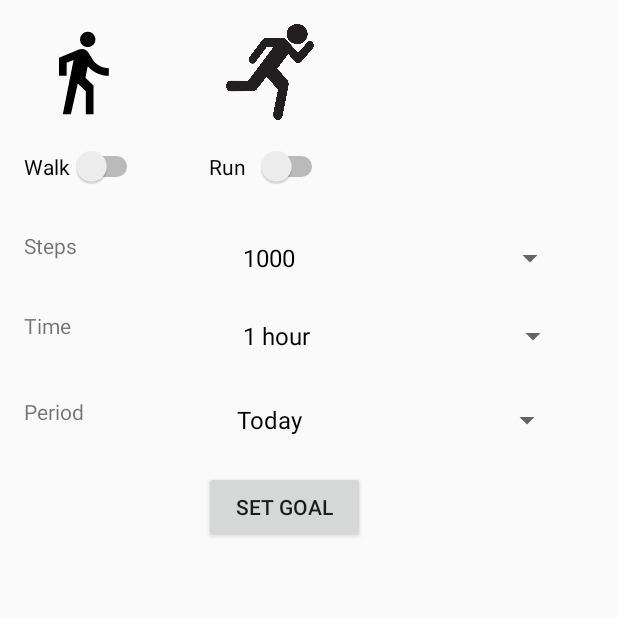
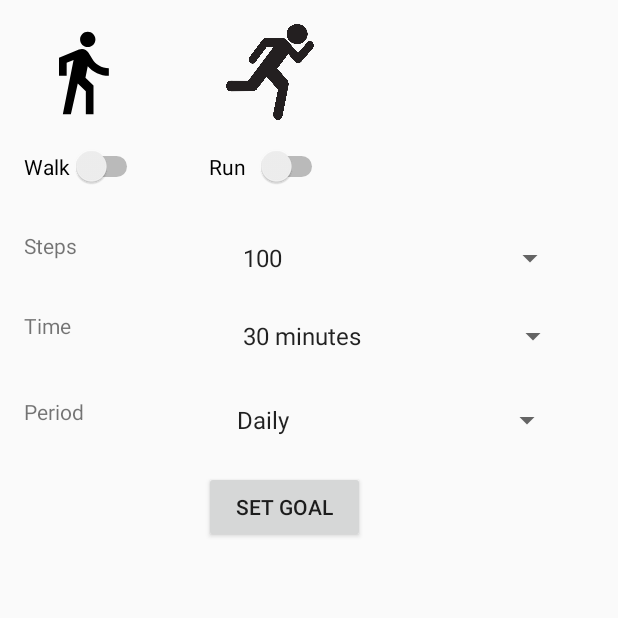
Before and after one commit to SaadBenn/Go2Fit, an Android app: the fragment SetGoalsUI shown on its own in the app's theme, after a tap on "SET GOAL", on a phone screen of 412 x 824 dp, the top half of it. Run offline under Robolectric (Android 15) with nearby library versions, the phone set to English and light mode, and no system bars.

Commit message:
Changed setGoals

```diff
--- a/Go2Fit/source/app/src/main/java/comp3350/go2fit/BuisnessLayer/DatabaseManagers/SetGoalManager.java
+++ b/Go2Fit/source/app/src/main/java/comp3350/go2fit/BuisnessLayer/DatabaseManagers/SetGoalManager.java
@@ -14,7 +14,11 @@ public class SetGoalManager {
 
     public void setgoal(SetGoalModel model)
     {
-        db.addgoal(model);
+        db.addGoal(model);
+    }
+    public SetGoalModel getGoal(int id)
+    {
+        return db.getGoal(id);
     }
 
 }
--- a/Go2Fit/source/app/src/main/java/comp3350/go2fit/BuisnessLayer/SetGoalLogic.java
+++ b/Go2Fit/source/app/src/main/java/comp3350/go2fit/BuisnessLayer/SetGoalLogic.java
@@ -8,40 +8,10 @@ import comp3350.go2fit.PersistenceLayer.SetGoalPersistence;
 
 public class SetGoalLogic
 {
-    SetGoalPersistence db;
 
     public SetGoalLogic()
     {
-        db = Services.getSetGoalPersistence();
     }
 
-    public Object[] getData()
-    {
 
-        Object [] data=new Object[5];
-        data[0]=db.getSteps();
-        data[1]=db.getTime();
-        data[2]=db.getPeriod();
-
-        return data;
-    }
-
-    public String modeselected(Switch one,Switch two)
-    {
-        String result="";
-        if(one.isChecked())
-        {
-            two.setChecked(false);
-            result="walk";
-        }
-        else
-        {
-            if(two.isChecked())
-            {
-                one.setChecked(false);
-                result="Run";
-            }
-        }
-        return result;
-    }
 }
--- a/Go2Fit/source/app/src/main/java/comp3350/go2fit/Models/SetGoalModel.java
+++ b/Go2Fit/source/app/src/main/java/comp3350/go2fit/Models/SetGoalModel.java
@@ -9,6 +9,7 @@ public class SetGoalModel {
     private Integer steps;
     private String time;
     private String period;
+    private int id;
 
     public SetGoalModel(String mode,Integer steps,String time,String period)
     {
@@ -21,21 +22,42 @@ public class SetGoalModel {
         return mode;
 
     }
+    public void setSteps(int steps)
+    {
+        this.steps = steps;
+    }
     public Integer getSteps()
 
     {
         return steps;
     }
 
+    public void setTime(String time)
+    {
+        this.time = time;
+    }
     public String  getTime()
     {
         return time;
+    }
+
+    public void setPeriod(String period)
+    {
+        this.period = period;
     }
     public String getPeriod()
     {
         return period;
     }
 
+    public void setId(int id)
+    {
+        this.id = id;
+    }
+    public int getId()
+    {
+        return id;
+    }
 
 
 }
--- a/Go2Fit/source/app/src/main/java/comp3350/go2fit/PersistenceLayer/SetGoalPersistence.java
+++ b/Go2Fit/source/app/src/main/java/comp3350/go2fit/PersistenceLayer/SetGoalPersistence.java
@@ -5,13 +5,8 @@ import comp3350.go2fit.Models.SetGoalModel;
 public interface SetGoalPersistence {
 
     public void initializeDatabase();
-    public String[] getPeriod();
 
-    public String[] getTime();
-
-    public Integer[] getSteps();
-
-
-    public void addgoal(SetGoalModel model);
+    public void addGoal(SetGoalModel model);
+    public SetGoalModel getGoal(int id);
 
 }
--- a/Go2Fit/source/app/src/main/java/comp3350/go2fit/PersistenceLayer/SetGoalPersistenceStub.java
+++ b/Go2Fit/source/app/src/main/java/comp3350/go2fit/PersistenceLayer/SetGoalPersistenceStub.java
@@ -1,43 +1,38 @@
 package comp3350.go2fit.PersistenceLayer;
 
 import comp3350.go2fit.Models.SetGoalModel;
+
 import java.sql.Time;
 import java.util.ArrayList;
+import java.util.HashMap;
 
 public class SetGoalPersistenceStub implements SetGoalPersistence{
 
-    private String[] period;
-    private Integer[] steps;
-    private String[] time;
-    private ArrayList<SetGoalModel> goalset;
+    private HashMap<Integer, SetGoalModel> setGoals;
+    private Integer nextId = 0;
 
     public SetGoalPersistenceStub()
     {
-
+        setGoals = new HashMap<>();
     }
 
     public void initializeDatabase()
     {
-        period=new String[]{"Today","Weekly","Monthly"};
-        steps=new Integer[]{1000,2000,3000};
-        time=new String[]{"1 hour","2 hours"};
-        goalset=new ArrayList<SetGoalModel>();
+        SetGoalModel temp = new SetGoalModel("Walking", 1000, "1", "Weekly");
+        temp.setId(nextId);
+        setGoals.put(temp.getId(), temp);
+        nextId++;
     }
 
-    public String[] getPeriod()
+    public void addGoal(SetGoalModel model)
     {
-        return period;
-    }
-    public String[] getTime() {
-        return time;
-    }
-    public Integer[] getSteps()
-    {
-        return steps;
+        model.setId(nextId);
+        setGoals.put(model.getId(), model);
+        nextId++;
     }
 
-    public void addgoal(SetGoalModel model)
+    public SetGoalModel getGoal(int id)
     {
-        goalset.add(model);
+        return setGoals.get(id);
     }
 }
--- a/Go2Fit/source/app/src/main/java/comp3350/go2fit/PresentationLayer/SetGoalsUI.java
+++ b/Go2Fit/source/app/src/main/java/comp3350/go2fit/PresentationLayer/SetGoalsUI.java
@@ -1,8 +1,10 @@
 package comp3350.go2fit.PresentationLayer;
 
 import comp3350.go2fit.BuisnessLayer.DatabaseManagers.SetGoalManager;
+import comp3350.go2fit.BuisnessLayer.DatabaseManagers.UserManager;
 import comp3350.go2fit.Models.SetGoalModel;
 import comp3350.go2fit.BuisnessLayer.SetGoalLogic;
+import comp3350.go2fit.Models.UserModel;
 import comp3350.go2fit.R;
 import android.support.v4.app.Fragment;
 import android.app.FragmentManager;
@@ -24,17 +26,14 @@ public class SetGoalsUI extends Fragment implements CompoundButton.OnCheckedChan
     Switch walk_btn;
     Switch run_btn;
     SetGoalModel setmodel;
-    SetGoalLogic logicclass;
     SetGoalManager setGoalManager;
     String modeselected;
     Integer stepselected;
     String timeselected;
     String periodselected;
-    Button setgoalbt;
 
     public SetGoalsUI()
     {
-        logicclass=new SetGoalLogic();
         setGoalManager = new SetGoalManager();
     }
 
@@ -55,22 +54,7 @@ public class SetGoalsUI extends Fragment implements CompoundButton.OnCheckedChan
         walk_btn.setOnCheckedChangeListener(this);
         run_btn.setOnCheckedChangeListener(this);
 
-        Object[] data=logicclass.getData();
-
-
-
-
-        ArrayAdapter<Integer> stepsview=new ArrayAdapter<>(getActivity(),R.layout.support_simple_spinner_dropdown_item,(Integer[])data[0]);
-        ArrayAdapter<String> timeview=new ArrayAdapter<>(getActivity(),R.layout.support_simple_spinner_dropdown_item,(String[])data[1]);
-        ArrayAdapter<String> periodview=new ArrayAdapter<>(getActivity(),R.layout.support_simple_spinner_dropdown_item,(String[])data[2]);
-
-
-        stepsview.setDropDownViewResource(R.layout.support_simple_spinner_dropdown_item);
-        timeview.setDropDownViewResource(R.layout.support_simple_spinner_dropdown_item);
-        periodview.setDropDownViewResource(R.layout.support_simple_spinner_dropdown_item);
-        spinner1.setAdapter(timeview);
-        spinner.setAdapter(stepsview);
-        spinner2.setAdapter(periodview);
+        SetGoalModel model = setGoalManager.getGoal(0);
 
         spinner.setOnItemSelectedListener(this);
         spinner2.setOnItemSelectedListener(this);
@@ -78,14 +62,15 @@ public class SetGoalsUI extends Fragment implements CompoundButton.OnCheckedChan
 
         setmodel=new SetGoalModel(modeselected,stepselected,timeselected,periodselected);
 
-        setgoalbt=view.findViewById(R.id.setgoalbtn);
+        Button setgoalbt=view.findViewById(R.id.setgoalbtn);
 
         setgoalbt.setOnClickListener(new View.OnClickListener() {
             @Override
             public void onClick(View view)
             {
+                UserManager userManager = new UserManager();
+                UserModel model = userManager.getUser(2);
                 setGoalManager.setgoal(setmodel);
-
             }
         });
 
@@ -97,7 +82,7 @@ public class SetGoalsUI extends Fragment implements CompoundButton.OnCheckedChan
     @Override
     public void onCheckedChanged(CompoundButton compoundButton, boolean b)
     {
-        modeselected=logicclass.modeselected(walk_btn,run_btn);
+        modeselected= modeselected(walk_btn,run_btn);
 
     }
 
@@ -122,4 +107,23 @@ public class SetGoalsUI extends Fragment implements CompoundButton.OnCheckedChan
     public void onNothingSelected(AdapterView<?> adapterView) {
 
     }
+
+    public String modeselected(Switch one,Switch two)
+    {
+        String result="";
+        if(one.isChecked())
+        {
+            two.setChecked(false);
+            result="walk";
+        }
+        else
+        {
+            if(two.isChecked())
+            {
+                one.setChecked(false);
+                result="Run";
+            }
+        }
+        return result;
+    }
 }
--- a/Go2Fit/source/app/src/main/res/layout/setgoals.xml
+++ b/Go2Fit/source/app/src/main/res/layout/setgoals.xml
@@ -24,6 +24,7 @@
         android:layout_marginLeft="20dp"
         android:layout_marginStart="20dp"
         android:layout_marginTop="28dp"
+        android:entries="@array/Steps"
         app:layout_constraintStart_toEndOf="@+id/steps_text"
         app:layout_constraintTop_toBottomOf="@+id/switch_Run" />
 
@@ -45,6 +46,7 @@
         android:layout_marginLeft="20dp"
         android:layout_marginStart="20dp"
         android:layout_marginTop="16dp"
+        android:entries="@array/Time"
         app:layout_constraintStart_toEndOf="@+id/Time"
         app:layout_constraintTop_toBottomOf="@+id/spinner_steps" />
 
@@ -102,6 +104,7 @@
         android:layout_marginLeft="16dp"
         android:layout_marginStart="16dp"
         android:layout_marginTop="20dp"
+        android:entries="@array/Period"
         app:layout_constraintStart_toEndOf="@+id/textView5"
         app:layout_constraintTop_toBottomOf="@+id/spinner_time" />
 
--- a/Go2Fit/source/app/src/main/res/values/strings.xml
+++ b/Go2Fit/source/app/src/main/res/values/strings.xml
@@ -16,4 +16,24 @@
         <item>Running</item>
         <item>Biking</item>
     </string-array>
+    <string-array name="Steps">
+        <item>100</item>
+        <item>500</item>
+        <item>1000</item>
+        <item>2000</item>
+        <item>5000</item>
+    </string-array>
+    <string-array name="Time">
+        <item>30 minutes</item>
+        <item>1 hour</item>
+        <item>2 hours</item>
+        <item>3 hours</item>
+        <item>4 hours</item>
+        <item>5 hours</item>
+    </string-array>
+    <string-array name="Period">
+        <item>Daily</item>
+        <item>Weekly</item>
+        <item>Monthly</item>
+    </string-array>
 </resources>
```
Also changed, not shown: Go2Fit/source/app/src/main/java/comp3350/go2fit/BuisnessLayer/TrackProgressService.java (+0 -22 lines), Go2Fit/source/app/src/main/java/comp3350/go2fit/PresentationLayer/TrackProgressUI.java (+27 -1 lines).
